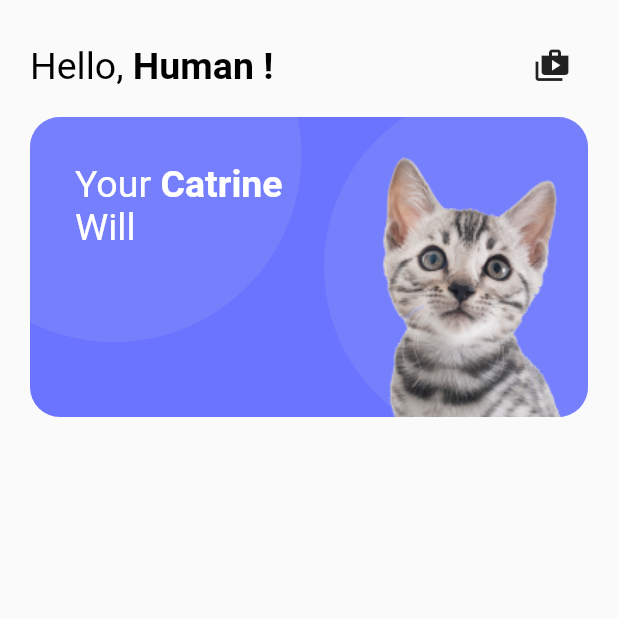
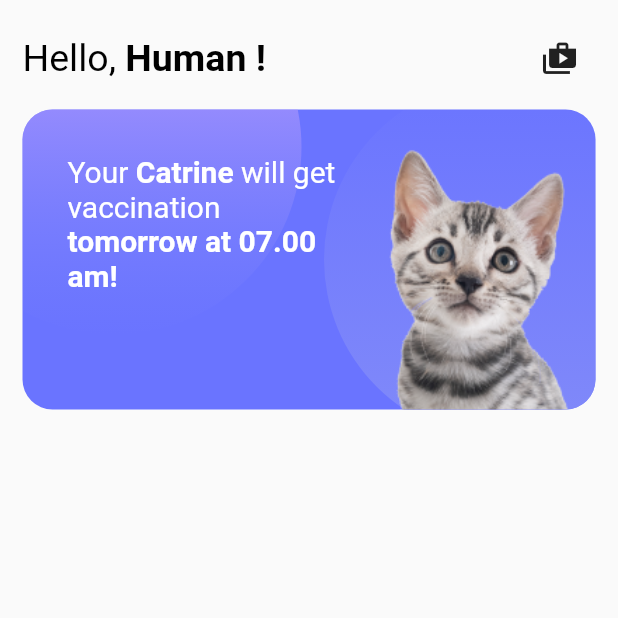
Before and after one commit to agusryank/animal_cat_bloc, a Flutter app: the screen it shows after launch, on a phone screen of 412 x 824 dp, the top half of it. Run offline on Flutter 3.47's test engine with Material 2 defaults, Android fonts, the phone set to English and light mode, and no system bars; our stand-ins replace bloc, equatable, firebase_core, firebase_messaging, flutter_bloc, flutter_local_notifications and 2 more; accounts and stored records are empty.

Commit message:
Add Gradient In Banner

```diff
--- a/lib/page/ui_page/home_view.dart
+++ b/lib/page/ui_page/home_view.dart
@@ -9,7 +9,8 @@ class HomePage extends StatelessWidget {
     return SafeArea(
       child: Scaffold(
           body: SingleChildScrollView(
-        padding: EdgeInsets.all(20),
+        physics: BouncingScrollPhysics(),
+        padding: EdgeInsets.all(15),
         child: Column(
           children: [
             Row(
@@ -54,13 +55,13 @@ class HomePage extends StatelessWidget {
                       child: Container(
                         decoration: BoxDecoration(
                             gradient: LinearGradient(
+                                begin: Alignment.bottomCenter,
+                                end: Alignment.topCenter,
                                 tileMode: TileMode.clamp,
-                                transform: GradientRotation(2.35619),
                                 colors: [
-                                  Color(0xFF818AF9).withOpacity(0.5),
-                                  Color(0xFF818AF9).withOpacity(0.5)
+                                  Color(0xFF818AF9).withOpacity(0),
+                                  Color.fromARGB(255, 206, 163, 255),
                                 ]),
-                            color: Colors.red,
                             shape: BoxShape.circle),
                       ),
                     ),
@@ -71,10 +72,13 @@ class HomePage extends StatelessWidget {
                       bottom: -20,
                       child: Container(
                         decoration: BoxDecoration(
-                            gradient: LinearGradient(colors: [
-                              Color(0xFF818AF9).withOpacity(0.5),
-                              Color(0xFF818AF9).withOpacity(0.5),
-                            ]),
+                            gradient: LinearGradient(
+                                begin: Alignment.topCenter,
+                                end: Alignment.bottomCenter,
+                                colors: [
+                                  Color(0xFF818AF9).withOpacity(0),
+                                  Color(0xFF818AF9).withOpacity(1),
+                                ]),
                             color: Colors.black,
                             shape: BoxShape.circle),
                       ),
@@ -89,8 +93,8 @@ class HomePage extends StatelessWidget {
                         child: Align(
                       alignment: Alignment.topLeft,
                       child: Container(
-                        margin: EdgeInsets.all(10),
-                        padding: EdgeInsets.all(20),
+                        margin: EdgeInsets.all(20),
+                        padding: EdgeInsets.all(10),
                         width: MediaQuery.of(context).size.width * 0.5,
                         child: Column(children: [
                           RichText(
@@ -100,18 +104,24 @@ class HomePage extends StatelessWidget {
                                     text: 'Your',
                                     style: TextStyle(
                                       color: Colors.white,
-                                      fontSize: 25,
+                                      fontSize: 20,
                                     )),
                                 TextSpan(
                                     text: ' Catrine',
                                     style: TextStyle(
                                         fontWeight: FontWeight.bold,
                                         color: Colors.white,
-                                        fontSize: 25)),
+                                        fontSize: 20)),
                                 TextSpan(
-                                    text: ' Will',
+                                    text: ' will get vaccination',
                                     style: TextStyle(
-                                        color: Colors.white, fontSize: 25)),
+                                        color: Colors.white, fontSize: 20)),
+                                TextSpan(
+                                    text: ' tomorrow at 07.00 am!',
+                                    style: TextStyle(
+                                        color: Colors.white,
+                                        fontSize: 20,
+                                        fontWeight: FontWeight.bold))
                               ])),
                         ]),
                       ),
```
